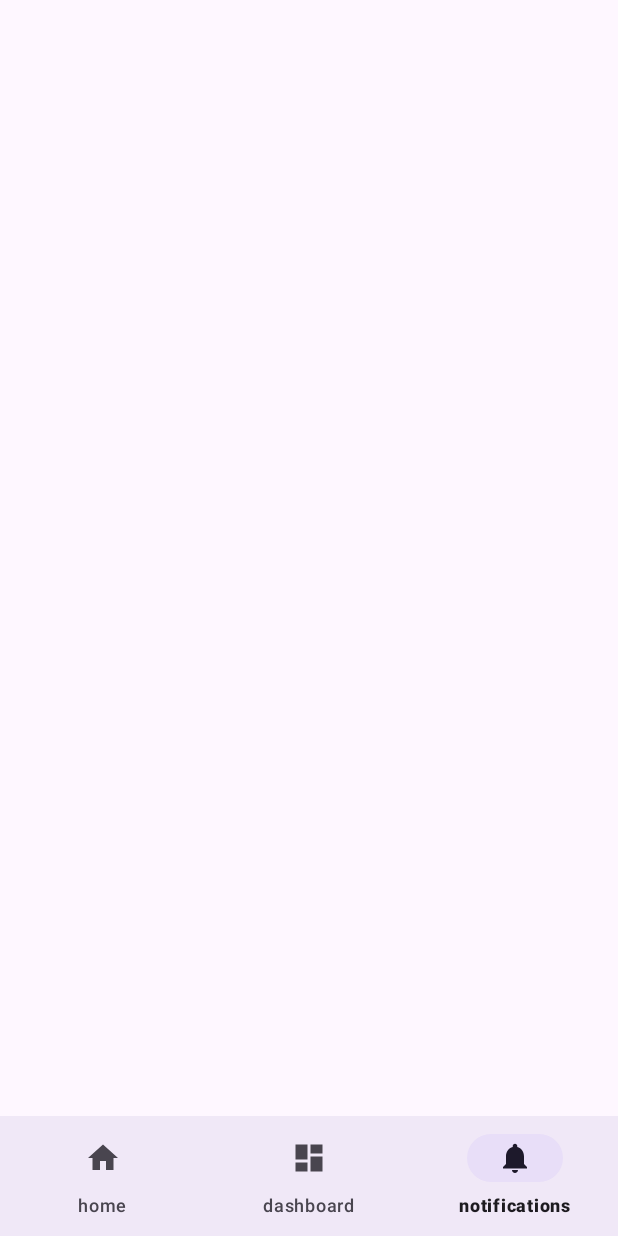
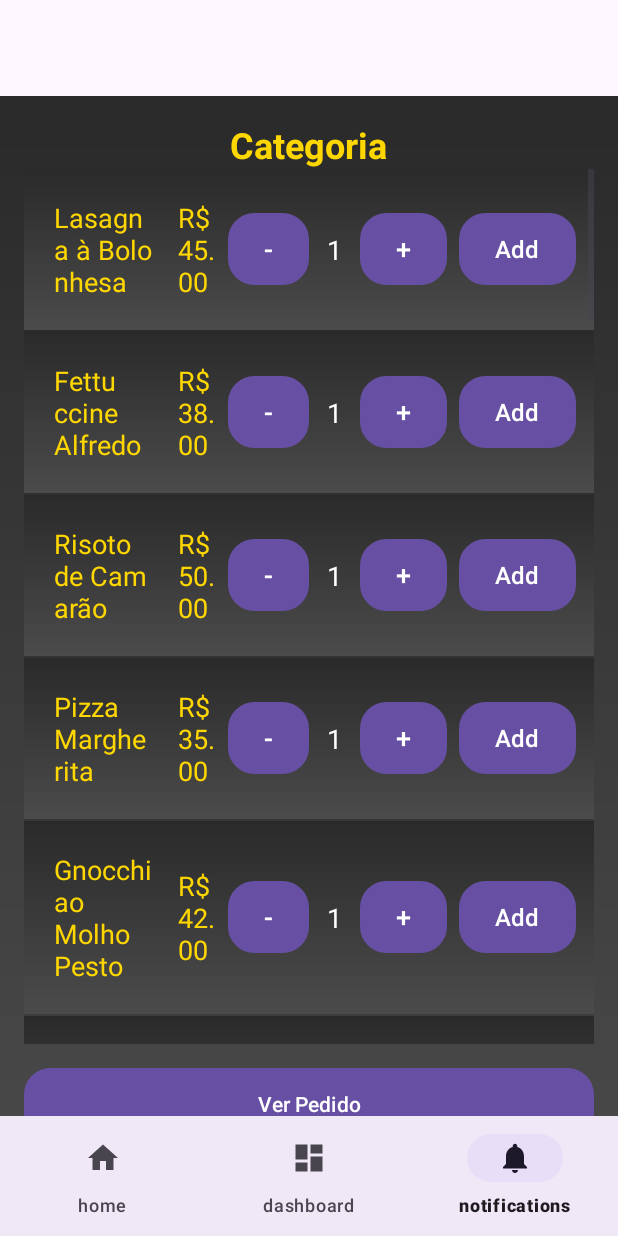
Before and after one commit to DelValle0012/Capi-Cazzo, an Android app: the HomeFragment screen opened directly, with no data from a screen before it, item 3 of the bottom bar chosen, on a phone screen of 412 x 824 dp. Run offline under Robolectric (Android 15) with nearby library versions, the phone set to English and light mode, and no system bars; our stand-ins replace Firebase (no records; nobody signed in at launch, a user with empty details on screens opened directly), navigation-ui.

Commit message:
Exibição dos produtos com json
Os produtos estão sendo exibidos pelo um arquivo json, que está tendo as categorias como OBJECTS e o nome e preco como ARRAYS

```diff
--- a/app/src/main/java/com/example/restaurant/Adapter/CategoryAdaptor.java
+++ b/app/src/main/java/com/example/restaurant/Adapter/CategoryAdaptor.java
@@ -20,10 +20,15 @@ import java.util.ArrayList;
 public class CategoryAdaptor extends RecyclerView.Adapter<CategoryAdaptor.ViewHolder> {
 
     ArrayList<CategoryDomain>categoryDomains;
+    private OnItemClickListener listener;
 
-    public CategoryAdaptor(ArrayList<CategoryDomain> categoryDomains)
-    {
+    public interface OnItemClickListener {
+        void onItemClick(CategoryDomain category);
+    }
+
+    public CategoryAdaptor(ArrayList<CategoryDomain> categoryDomains, OnItemClickListener listener) {
         this.categoryDomains = categoryDomains;
+        this.listener = listener;
     }
     @Override
     public ViewHolder onCreateViewHolder(@NonNull ViewGroup parent, int viewType) {
@@ -34,6 +39,8 @@ public class CategoryAdaptor extends RecyclerView.Adapter<CategoryAdaptor.ViewHo
     @Override
     public void onBindViewHolder(@NonNull ViewHolder holder, int position) {
         holder.categoryName.setText(categoryDomains.get(position).getTitle());
+        // Defina outras propriedades aqui, como imagem usando o pic
+        holder.itemView.setOnClickListener(v -> listener.onItemClick(categoryDomains.get(position)));
         String picUrl = "";
         switch (position)
         {
@@ -64,6 +71,8 @@ public class CategoryAdaptor extends RecyclerView.Adapter<CategoryAdaptor.ViewHo
                 .load(drawableResourceId)
                 .into(holder.categoryPic);
 
+
+
     }
 
     @Override
@@ -83,4 +92,9 @@ public class CategoryAdaptor extends RecyclerView.Adapter<CategoryAdaptor.ViewHo
             mainLayout = itemView.findViewById(R.id.layoutPrincipal);
         }
     }
+
+    // Interface para clique em categoria
+    public interface OnCategoryClickListener {
+        void onCategoryClick(CategoryDomain category);
+    }
 }
--- a/app/src/main/java/com/example/restaurant/Domain/CategoryDomain.java
+++ b/app/src/main/java/com/example/restaurant/Domain/CategoryDomain.java
@@ -1,14 +1,16 @@
 package com.example.restaurant.Domain;
 
-import com.example.restaurant.databinding.ActivityLoginBinding;
-import com.example.restaurant.databinding.FragmentHomeBinding;
-
-public class CategoryDomain  {
-    private FragmentHomeBinding binding;
-
+public class CategoryDomain {
     private String title;
     private String pic;
 
+    // Construtor
+    public CategoryDomain(String title, String pic) {
+        this.title = title;
+        this.pic = pic;
+    }
+
+    // Getters e Setters
     public String getTitle() {
         return title;
     }
@@ -24,10 +26,4 @@ public class CategoryDomain  {
     public void setPic(String pic) {
         this.pic = pic;
     }
-
-    public CategoryDomain(String tittle, String pic)
-    {
-        this.title = tittle;
-        this.pic = pic;
-    }
 }
--- a/app/src/main/java/com/example/restaurant/ui/home/HomeFragment.java
+++ b/app/src/main/java/com/example/restaurant/ui/home/HomeFragment.java
@@ -1,5 +1,6 @@
 package com.example.restaurant.ui.home;
 
+import android.content.Intent;
 import android.os.Bundle;
 import android.view.LayoutInflater;
 import android.view.View;
@@ -7,9 +8,13 @@ import android.view.ViewGroup;
 import android.widget.TextView;
 import android.widget.Toast;
 
+import androidx.fragment.app.FragmentTransaction;
 import androidx.annotation.NonNull;
 import androidx.fragment.app.Fragment;
 import androidx.lifecycle.ViewModelProvider;
+import androidx.navigation.NavController;
+import androidx.navigation.Navigation;
+import androidx.navigation.ui.NavigationUI;
 import androidx.recyclerview.widget.LinearLayoutManager;
 import androidx.recyclerview.widget.RecyclerView;
 
@@ -17,7 +22,11 @@ import com.example.restaurant.Adapter.CategoryAdaptor;
 import com.example.restaurant.Domain.CategoryDomain;
 import com.example.restaurant.Domain.PopularesDomain;
 import com.example.restaurant.Adapter.PopularesAdaptor;
+import com.example.restaurant.MainActivity;
+import com.example.restaurant.R;
 import com.example.restaurant.databinding.FragmentHomeBinding;
+import com.example.restaurant.ui.dashboard.DashboardFragment;
+import com.example.restaurant.ui.notifications.NotificationsFragment;
 import com.google.firebase.firestore.FirebaseFirestore;
 import com.google.firebase.firestore.QueryDocumentSnapshot;
 
@@ -38,15 +47,18 @@ public class HomeFragment extends Fragment {
         binding = FragmentHomeBinding.inflate(inflater, container, false);
         View root = binding.getRoot();
 
+        binding.btnPecaja.setOnClickListener(v -> pecaJa());
+
         // Configura o RecyclerView
         recyclerViewCategory();
-        recyclerViewPopulares();
+        //recyclerViewPopulares();
 
         // Exemplo de observador para o TextView
         final TextView textView = binding.textView;
         homeViewModel.getText().observe(getViewLifecycleOwner(), textView::setText);
 
         return root;
+
     }
 
     @Override
@@ -60,53 +72,77 @@ public class HomeFragment extends Fragment {
         recyclerViewCategoryList = binding.recyclerViewCategoryList;
         recyclerViewCategoryList.setLayoutManager(linearLayoutManager);
 
-        ArrayList<CategoryDomain> category=new ArrayList<>();
-        category.add(new CategoryDomain("Entradas", "cat_1"));
-        category.add(new CategoryDomain("Principal", "cat_2"));
-        category.add(new CategoryDomain("Bebidas", "cat_3"));
-        category.add(new CategoryDomain("Sobremesas", "cat_4"));
+        // Renomeie a variável ArrayList
+        ArrayList<CategoryDomain> categoryList = new ArrayList<>();
+        categoryList.add(new CategoryDomain("Entradas", "cat_1"));
+        categoryList.add(new CategoryDomain("Principal", "cat_2"));
+        categoryList.add(new CategoryDomain("Bebidas", "cat_3"));
+        categoryList.add(new CategoryDomain("Sobremesas", "cat_4"));
 
-        adapter = new CategoryAdaptor(category);
+        adapter = new CategoryAdaptor(categoryList, selectedCategory -> {
+            String selectedTitle = selectedCategory.getTitle();
+            // Crie o fragmento de destino
+            NotificationsFragment notificationsFragment = new NotificationsFragment();
+
+            // Crie um Bundle para passar a categoria selecionada
+            Bundle bundle = new Bundle();
+            bundle.putString("selectedCategory", selectedCategory.getTitle());
+
+            // Defina os argumentos no fragmento
+            notificationsFragment.setArguments(bundle);
+
+            // Navegue para o fragmento
+            NavController navController = Navigation.findNavController(requireActivity(), R.id.nav_host_fragment_activity_main);
+            navController.navigate(R.id.action_navigation_home_to_navigation_notifications);
+        });
+
         recyclerViewCategoryList.setAdapter(adapter);
-
     }
 
-    private void recyclerViewPopulares() {
-        // Configuração do layout manager para exibir horizontalmente
-        LinearLayoutManager linearLayoutManager = new LinearLayoutManager(getContext(), LinearLayoutManager.HORIZONTAL, false);
-        recyclerViewPopularesList = binding.recyclerViewPopularesList;
-        recyclerViewPopularesList.setLayoutManager(linearLayoutManager);
 
-        // Inicialização do ArrayList e do adaptador
-        ArrayList<PopularesDomain> popularesList = new ArrayList<>();
-        adapter = new PopularesAdaptor(popularesList);
-        recyclerViewPopularesList.setAdapter(adapter);
+//    private void recyclerViewPopulares() {
+//        // Configuração do layout manager para exibir horizontalmente
+//        LinearLayoutManager linearLayoutManager = new LinearLayoutManager(getContext(), LinearLayoutManager.HORIZONTAL, false);
+//        recyclerViewPopularesList = binding.recyclerViewPopularesList;
+//        recyclerViewPopularesList.setLayoutManager(linearLayoutManager);
+//
+//        // Inicialização do ArrayList e do adaptador
+//        ArrayList<PopularesDomain> popularesList = new ArrayList<>();
+//        adapter = new PopularesAdaptor(popularesList);
+//        recyclerViewPopularesList.setAdapter(adapter);
+//
+//        // Chamada para carregar os produtos do Firestore
+//        carregarPopulares(popularesList);
+//    }
+//
+//    private void carregarPopulares(ArrayList<PopularesDomain> popularesList) {
+//        FirebaseFirestore db = FirebaseFirestore.getInstance();
+//        db.collection("produtos")
+//                .get()
+//                .addOnCompleteListener(task -> {
+//                    if (task.isSuccessful()) {
+//                        popularesList.clear(); // Limpa a lista para evitar duplicações
+//                        for (QueryDocumentSnapshot document : task.getResult()) {
+//                            String nome = document.getString("nome");
+//                            String foto = document.getString("foto");
+//                            String descricao = document.getString("descricao");
+//                            Double preco = document.getDouble("preco");
+//
+//                            PopularesDomain produto = new PopularesDomain(nome, foto, descricao, preco);
+//                            popularesList.add(produto);
+//                        }
+//                        adapter.notifyDataSetChanged(); // Atualiza a RecyclerView com os dados carregados
+//                    } else {
+//                        Toast.makeText(getContext(), "Erro ao carregar produtos", Toast.LENGTH_SHORT).show();
+//                    }
+//                });
+//    }
 
-        // Chamada para carregar os produtos do Firestore
-        carregarPopulares(popularesList);
+    private void pecaJa() {
+        NavController navController = Navigation.findNavController(requireActivity(), R.id.nav_host_fragment_activity_main);
+        navController.navigate(R.id.action_navigation_home_to_navigation_notifications);
     }
 
-    private void carregarPopulares(ArrayList<PopularesDomain> popularesList) {
-        FirebaseFirestore db = FirebaseFirestore.getInstance();
-        db.collection("produtos")
-                .get()
-                .addOnCompleteListener(task -> {
-                    if (task.isSuccessful()) {
-                        popularesList.clear(); // Limpa a lista para evitar duplicações
-                        for (QueryDocumentSnapshot document : task.getResult()) {
-                            String nome = document.getString("nome");
-                            String foto = document.getString("foto");
-                            String descricao = document.getString("descricao");
-                            Double preco = document.getDouble("preco");
 
-                            PopularesDomain produto = new PopularesDomain(nome, foto, descricao, preco);
-                            popularesList.add(produto);
-                        }
-                        adapter.notifyDataSetChanged(); // Atualiza a RecyclerView com os dados carregados
-                    } else {
-                        Toast.makeText(getContext(), "Erro ao carregar produtos", Toast.LENGTH_SHORT).show();
-                    }
-                });
-    }
 
 }
--- a/app/src/main/java/com/example/restaurant/ui/notifications/NotificationsFragment.java
+++ b/app/src/main/java/com/example/restaurant/ui/notifications/NotificationsFragment.java
@@ -1,99 +1,119 @@
 package com.example.restaurant.ui.notifications;
 
-import android.content.Intent;
+import android.content.Context;
 import android.os.Bundle;
 import android.util.Log;
+import android.view.LayoutInflater;
 import android.view.View;
+import android.view.ViewGroup;
 import android.widget.Button;
 import android.widget.ListView;
-import android.widget.TextView;
 import android.widget.Toast;
 
-import androidx.appcompat.app.AppCompatActivity;
+import androidx.annotation.NonNull;
+import androidx.annotation.Nullable;
 import androidx.fragment.app.Fragment;
 
-import com.example.restaurant.InvoiceActivity;
 import com.example.restaurant.Item;
 import com.example.restaurant.MenuAdapter;
-import com.example.restaurant.Order;
-import com.example.restaurant.OrderActivity;
 import com.example.restaurant.R;
 
+import org.json.JSONArray;
+import org.json.JSONException;
+import org.json.JSONObject;
+
+import java.io.IOException;
+import java.io.InputStream;
 import java.util.ArrayList;
 
 public class NotificationsFragment extends Fragment {
 
-    public class MenuActivity extends AppCompatActivity {
+    private ListView menuListView;
+    private ArrayList<Item> items;
+    private Button btnViewOrder, btnFinalizeOrder;
 
-        private Button btnViewOrder, btnFinalizeOrder;
+    @Nullable
+    @Override
+    public View onCreateView(@NonNull LayoutInflater inflater, @Nullable ViewGroup container, @Nullable Bundle savedInstanceState) {
+        View rootView = inflater.inflate(R.layout.fragment_notifications, container, false);
 
-        @Override
-        protected void onCreate(Bundle savedInstanceState) {
-            super.onCreate(savedInstanceState);
-            setContentView(R.layout.activity_menu);
+        // Inicializar o ListView e botões
+        menuListView = rootView.findViewById(R.id.menu_list);
+        btnViewOrder = rootView.findViewById(R.id.btn_view_order);
+        btnFinalizeOrder = rootView.findViewById(R.id.btn_finalize_order);
 
+        // Carregar os itens do JSON
+        items = loadItemsFromJson(getContext());
+        if (items != null) {
+            MenuAdapter menuAdapter = new MenuAdapter(getContext(), items);
+            menuListView.setAdapter(menuAdapter);
+        } else {
+            Toast.makeText(getContext(), "Erro ao carregar itens do menu!", Toast.LENGTH_SHORT).show();
+        }
 
-            // Receber a categoria selecionada
-            String category = getIntent().getStringExtra("category");
+        // Configurar eventos dos botões
+        btnViewOrder.setOnClickListener(v -> {
+            // Implementar a lógica do botão Ver Pedido
+            Toast.makeText(getContext(), "Visualizar pedido clicado!", Toast.LENGTH_SHORT).show();
+        });
 
-            // Atualizar o título da categoria
-            TextView categoryTextView = findViewById(R.id.category_text_view);
-            categoryTextView.setText(category);
+        btnFinalizeOrder.setOnClickListener(v -> {
+            // Implementar a lógica do botão Finalizar Pedido
+            Toast.makeText(getContext(), "Pedido finalizado!", Toast.LENGTH_SHORT).show();
+        });
 
-            // Inicializar os botões
-            btnViewOrder = findViewById(R.id.btn_view_order);
-            btnFinalizeOrder = findViewById(R.id.btn_finalize_order);
+        return rootView;
+    }
 
-            // Carregar os itens corretos com base na categoria
-            ArrayList<Item> items = new ArrayList<>();
+    private ArrayList<Item> loadItemsFromJson(Context context) {
+        ArrayList<Item> itemList = new ArrayList<>();
+        try {
+            // Ler o arquivo JSON
+            InputStream inputStream = context.getAssets().open("produtos.json");
+            int size = inputStream.available();
+            byte[] buffer = new byte[size];
+            inputStream.read(buffer);
+            inputStream.close();
 
-            // Verifique se a string da categoria está sendo passada corretamente
-            if (category.equals("Pratos Principais")) {
-                items.add(new Item("Carne Assada", 30.00));
-                items.add(new Item("Peixe Grelhado", 40.00));
-                items.add(new Item("Massa ao Sugo", 20.00));
-                // Adicione outros itens de Pratos Principais
-            } else if (category.equals("Bebidas")) {
-                items.add(new Item("Refrigerante", 5.00));
-                items.add(new Item("Água com Gás", 3.50));
-                items.add(new Item("Chá Gelado", 4.00));
-                // Adicione outras bebidas
-            } else if (category.equals("Sobremesas")) {
-                items.add(new Item("Torta de Limão", 12.00));
-                items.add(new Item("Pudim de Leite", 10.00));
-                items.add(new Item("Brownie", 15.00));
-                // Adicione outras sobremesas
-            }
+            // Converter para string
+            String json = new String(buffer, "UTF-8");
 
-            // Configurar o adaptador para mostrar os itens
-            ListView menuListView = findViewById(R.id.menu_list);
-            MenuAdapter menuAdapter = new MenuAdapter(this, items);
-            menuListView.setAdapter(menuAdapter);
+            // Parsear o JSON
+            JSONObject jsonObject = new JSONObject(json); // O JSON é um objeto, não um array
 
-            // Adicione logs para verificar se os botões estão funcionando corretamente
-            btnViewOrder.setOnClickListener(new View.OnClickListener() {
-                @Override
-                public void onClick(View v) {
-                    Order order = Order.getInstance();  // Certifique-se de pegar o pedido corretamente
-                    if (order != null && order.getItems() != null && !order.getItems().isEmpty()) {
-                        Intent intent = new Intent(MenuActivity.this, OrderActivity.class);  // Mude para OrderActivity
-                        startActivity(intent);  // Inicia a OrderActivity para exibir os pedidos
-                    } else {
-                        Toast.makeText(MenuActivity.this, "O pedido está vazio!", Toast.LENGTH_SHORT).show();
-                    }
-                }
-            });
+            //if(categoria.equals = "Pratos Principais"
+//            {
+//                JSONArray pratosPrincipais = jsonObject.getJSONArray("Pratos Principais");
+//                addItemsToList(itemList, pratosPrincipais);
+//            }
 
-            btnFinalizeOrder.setOnClickListener(new View.OnClickListener() {
-                @Override
-                public void onClick(View view) {
-                    Log.d("MenuActivity", "Botão Finalizar Pedido Clicado");
-                    Intent intent = new Intent(MenuActivity.this, InvoiceActivity.class);
-                    startActivity(intent);
-                }
-            });
+            // Acesse as categorias diretamente no JSON
+            JSONArray pratosPrincipais = jsonObject.getJSONArray("Pratos Principais");
+            JSONArray bebidas = jsonObject.getJSONArray("Bebidas");
+            JSONArray sobremesas = jsonObject.getJSONArray("Sobremesas");
+            JSONArray todosOsPratos = jsonObject.getJSONArray("Todos os Pratos");
 
+            // Adicionar os itens de cada categoria à lista
+            addItemsToList(itemList, pratosPrincipais);
+            addItemsToList(itemList, bebidas);
+            addItemsToList(itemList, sobremesas);
+            addItemsToList(itemList, todosOsPratos);
 
+        } catch (IOException | JSONException e) {
+            Log.e("NotificationsFragment", "Erro ao carregar o JSON", e);
+        }
+
+        return itemList;
+    }
+
+    // Método auxiliar para adicionar itens a partir de um JSONArray
+    private void addItemsToList(ArrayList<Item> itemList, JSONArray jsonArray) throws JSONException {
+        for (int i = 0; i < jsonArray.length(); i++) {
+            JSONObject jsonObject = jsonArray.getJSONObject(i);
+            String name = jsonObject.getString("nome");
+            double price = jsonObject.getDouble("preco");
+            itemList.add(new Item(name, price));
         }
     }
+
 }
--- a/app/src/main/res/layout/fragment_notifications.xml
+++ b/app/src/main/res/layout/fragment_notifications.xml
@@ -1,4 +1,4 @@
-<?xml version="1.0" encoding="utf-8"?>
+<!-- res/layout/activity_menu.xml -->
 <LinearLayout xmlns:android="http://schemas.android.com/apk/res/android"
     android:layout_width="match_parent"
     android:layout_height="match_parent"
@@ -6,41 +6,34 @@
     android:padding="16dp"
     android:background="@drawable/background_gradient">
 
-    <!-- Lista de Itens do Pedido -->
-
-    <!-- Exibição do Total do Pedido -->
+    <TextView
+        android:id="@+id/category_text_view"
+        android:layout_width="wrap_content"
+        android:layout_height="wrap_content"
+        android:textColor="#FFD700"
+        android:text="Categoria"
+        android:textSize="24sp"
+        android:textStyle="bold"
+        android:layout_gravity="center"/>
 
     <ListView
-        android:id="@+id/order_list"
+        android:id="@+id/menu_list"
         android:layout_width="match_parent"
         android:layout_height="0dp"
         android:layout_weight="1"
-        android:divider="@android:color/transparent"
-        android:dividerHeight="10dp" />
-
-    <TextView
-        android:id="@+id/total_price"
-        android:layout_width="wrap_content"
-        android:layout_height="wrap_content"
-        android:text="Total: R$ 0.00"
-        android:textSize="24sp"
-        android:textStyle="bold"
-        android:textColor="@color/white"
-        android:layout_gravity="center"
         android:layout_marginBottom="16dp"/>
 
-    <TextView
-        android:id="@+id/totalPriceTextView"
-        android:layout_width="wrap_content"
+    <Button
+        android:id="@+id/btn_view_order"
+        android:layout_width="match_parent"
         android:layout_height="wrap_content"
-        android:text="Total: R$ 0.00"
-        android:textSize="18sp"
-        android:textColor="@android:color/black" />
+        android:text="Ver Pedido"
+        android:textColor="@color/white"
+        android:background="@drawable/button_rounded"
+        android:elevation="8dp"/>
 
-
-    <!-- Botão Finalizar Pedido -->
     <Button
-        android:id="@+id/btn_finalize_purchase"
+        android:id="@+id/btn_finalize_order"
         android:layout_width="match_parent"
         android:layout_height="wrap_content"
         android:text="Finalizar Pedido"
@@ -48,5 +41,4 @@
         android:background="@drawable/button_rounded"
         android:elevation="8dp"/>
 
-
 </LinearLayout>
--- a/app/src/main/res/navigation/mobile_navigation.xml
+++ b/app/src/main/res/navigation/mobile_navigation.xml
@@ -9,7 +9,14 @@
         android:id="@+id/navigation_home"
         android:name="com.example.restaurant.ui.home.HomeFragment"
         android:label="@string/title_home"
-        tools:layout="@layout/fragment_home" />
+        tools:layout="@layout/fragment_home">
+
+    <action
+        android:id="@+id/action_navigation_home_to_navigation_notifications"
+        app:destination="@id/navigation_notifications" />
+
+    </fragment>
+
 
     <fragment
         android:id="@+id/navigation_dashboard"
```
Also changed, not shown: app/src/main/assets/produtos.json (added, +40 -0 lines).
